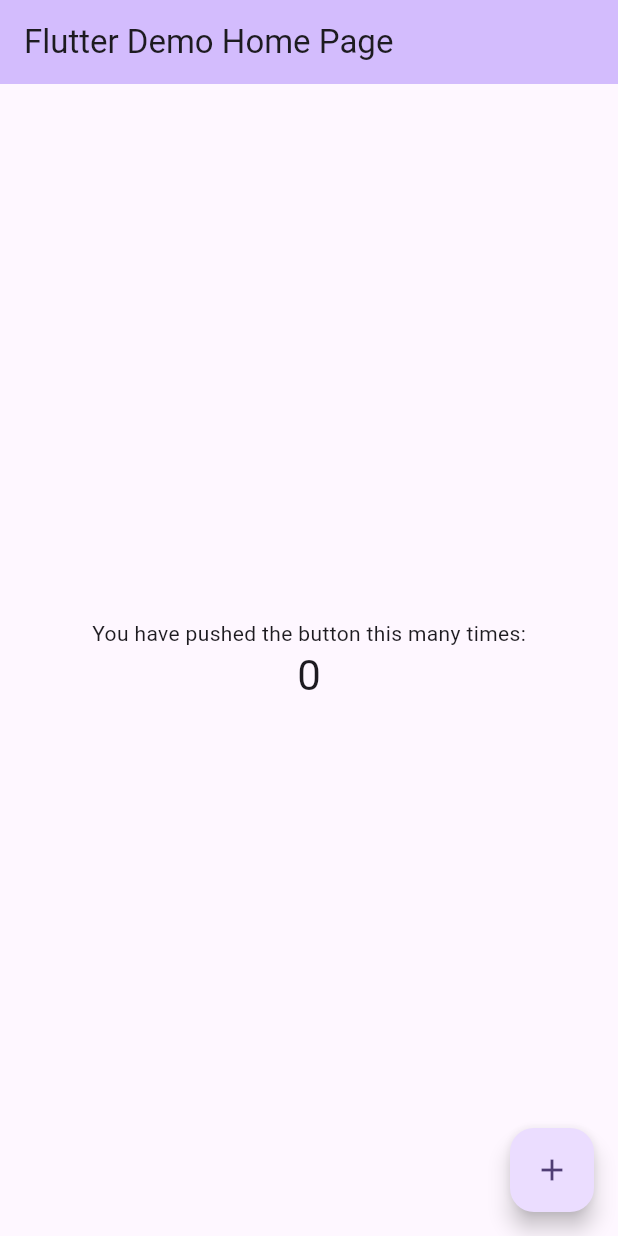
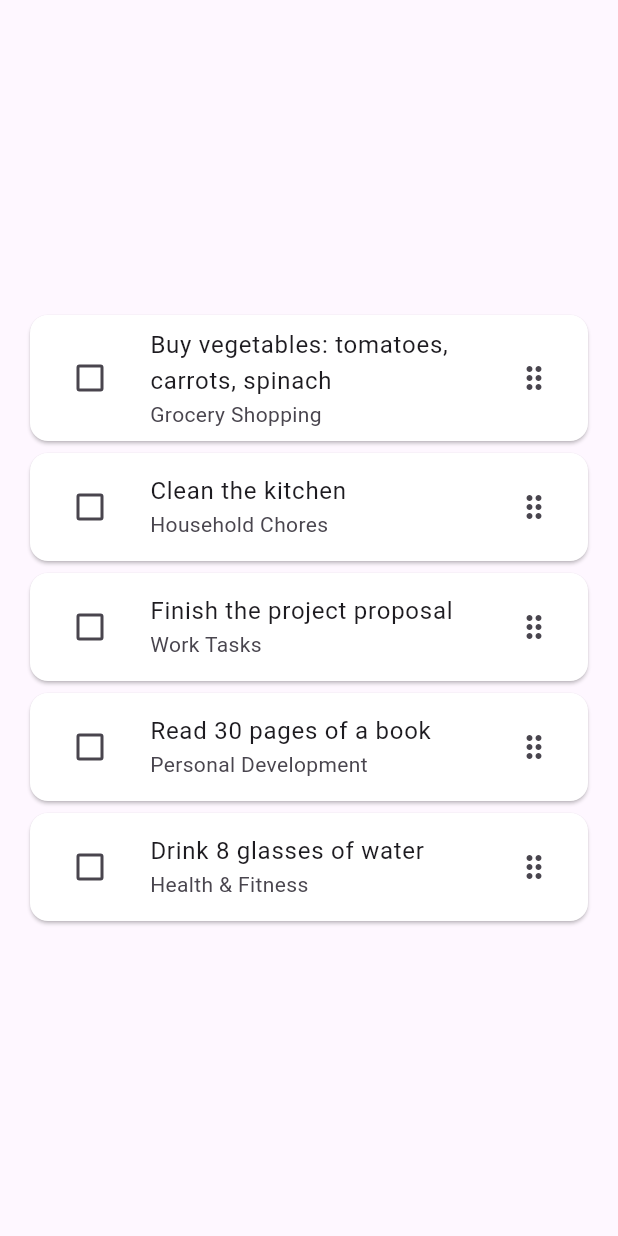
Before and after one commit to reyn-flores/flutter_100_projects, a Flutter app: the screen it shows after launch, on a phone screen of 412 x 824 dp. Run offline on Flutter 3.47's test engine with Material 3 defaults, Android fonts, the phone set to English and light mode, and no system bars.

Commit message:
Reorderable todo list

```diff
--- a/lib/main.dart
+++ b/lib/main.dart
@@ -1,4 +1,7 @@
+import 'dart:ui';
+
 import 'package:flutter/material.dart';
+import 'package:flutter_100_projects/tasks.dart';
 
 void main() {
   runApp(const MyApp());
@@ -7,119 +10,105 @@ void main() {
 class MyApp extends StatelessWidget {
   const MyApp({super.key});
 
-  // This widget is the root of your application.
   @override
   Widget build(BuildContext context) {
     return MaterialApp(
       title: 'Flutter Demo',
       theme: ThemeData(
-        // This is the theme of your application.
-        //
-        // TRY THIS: Try running your application with "flutter run". You'll see
-        // the application has a purple toolbar. Then, without quitting the app,
-        // try changing the seedColor in the colorScheme below to Colors.green
-        // and then invoke "hot reload" (save your changes or press the "hot
-        // reload" button in a Flutter-supported IDE, or press "r" if you used
-        // the command line to start the app).
-        //
-        // Notice that the counter didn't reset back to zero; the application
-        // state is not lost during the reload. To reset the state, use hot
-        // restart instead.
-        //
-        // This works for code too, not just values: Most code changes can be
-        // tested with just a hot reload.
         colorScheme: ColorScheme.fromSeed(seedColor: Colors.deepPurple),
         useMaterial3: true,
       ),
-      home: const MyHomePage(title: 'Flutter Demo Home Page'),
+      home: const ReorderableExample(),
     );
   }
 }
 
-class MyHomePage extends StatefulWidget {
-  const MyHomePage({super.key, required this.title});
-
-  // This widget is the home page of your application. It is stateful, meaning
-  // that it has a State object (defined below) that contains fields that affect
-  // how it looks.
-
-  // This class is the configuration for the state. It holds the values (in this
-  // case the title) provided by the parent (in this case the App widget) and
-  // used by the build method of the State. Fields in a Widget subclass are
-  // always marked "final".
-
-  final String title;
+class ReorderableExample extends StatefulWidget {
+  const ReorderableExample({super.key});
 
   @override
-  State<MyHomePage> createState() => _MyHomePageState();
+  State<ReorderableExample> createState() => _ReorderableExampleState();
 }
 
-class _MyHomePageState extends State<MyHomePage> {
-  int _counter = 0;
-
-  void _incrementCounter() {
-    setState(() {
-      // This call to setState tells the Flutter framework that something has
-      // changed in this State, which causes it to rerun the build method below
-      // so that the display can reflect the updated values. If we changed
-      // _counter without calling setState(), then the build method would not be
-      // called again, and so nothing would appear to happen.
-      _counter++;
-    });
+class _ReorderableExampleState extends State<ReorderableExample> {
+  @override
+  Widget build(BuildContext context) {
+    return Scaffold(
+      body: Center(
+        child: Padding(
+          padding: const EdgeInsets.all(16.0),
+          child: ReorderableListView.builder(
+            shrinkWrap: true,
+            physics: const NeverScrollableScrollPhysics(),
+            itemBuilder: (context, index) {
+              final todoTask = todoList[index];
+              return Card(
+                key: Key(todoTask.id),
+                color: Colors.white,
+                child: ListTile(
+                  leading: Checkbox(
+                    value: todoTask.isCompleted,
+                    onChanged: (value) {
+                      setState(() {
+                        todoList[index] = todoTask.toggleCompleted();
+                      });
+                    },
+                  ),
+                  title: Text(todoTask.task),
+                  subtitle: Text(todoTask.category),
+                  trailing: const Icon(Icons.drag_indicator),
+                ),
+              );
+            },
+            itemCount: todoList.length,
+            onReorder: (oldIndex, newIndex) {
+              setState(() {
+                if (oldIndex < newIndex) {
+                  newIndex -= 1;
+                }
+                final TodoTask item = todoList.removeAt(oldIndex);
+                todoList.insert(newIndex, item);
+              });
+            },
+            proxyDecorator: _proxyDecorator,
+          ),
+        ),
+      ),
+    );
   }
 
-  @override
-  Widget build(BuildContext context) {
-    // This method is rerun every time setState is called, for instance as done
-    // by the _incrementCounter method above.
-    //
-    // The Flutter framework has been optimized to make rerunning build methods
-    // fast, so that you can just rebuild anything that needs updating rather
-    // than having to individually change instances of widgets.
-    return Scaffold(
-      appBar: AppBar(
-        // TRY THIS: Try changing the color here to a specific color (to
-        // Colors.amber, perhaps?) and trigger a hot reload to see the AppBar
-        // change color while the other colors stay the same.
-        backgroundColor: Theme.of(context).colorScheme.inversePrimary,
-        // Here we take the value from the MyHomePage object that was created by
-        // the App.build method, and use it to set our appbar title.
-        title: Text(widget.title),
-      ),
-      body: Center(
-        // Center is a layout widget. It takes a single child and positions it
-        // in the middle of the parent.
-        child: Column(
-          // Column is also a layout widget. It takes a list of children and
-          // arranges them vertically. By default, it sizes itself to fit its
-          // children horizontally, and tries to be as tall as its parent.
-          //
-          // Column has various properties to control how it sizes itself and
-          // how it positions its children. Here we use mainAxisAlignment to
-          // center the children vertically; the main axis here is the vertical
-          // axis because Columns are vertical (the cross axis would be
-          // horizontal).
-          //
-          // TRY THIS: Invoke "debug painting" (choose the "Toggle Debug Paint"
-          // action in the IDE, or press "p" in the console), to see the
-          // wireframe for each widget.
-          mainAxisAlignment: MainAxisAlignment.center,
-          children: <Widget>[
-            const Text(
-              'You have pushed the button this many times:',
+  Widget _proxyDecorator(
+    Widget child,
+    int index,
+    Animation<double> animation,
+  ) {
+    final todoTask = todoList[index];
+    return AnimatedBuilder(
+      animation: animation,
+      builder: (context, child) {
+        final double animValue = Curves.easeInOut.transform(animation.value);
+        final double elevation = lerpDouble(1, 4, animValue)!;
+        final double scale = lerpDouble(1, 1.02, animValue)!;
+        return Transform.scale(
+          scale: scale,
+          child: Card(
+            color: Colors.white,
+            elevation: elevation,
+            child: ListTile(
+              leading: Checkbox(
+                value: todoTask.isCompleted,
+                onChanged: (value) {
+                  // Do nothing
+                },
+              ),
+              title: Text(todoTask.task),
+              subtitle: Text(todoTask.category),
+              trailing: const Icon(Icons.drag_indicator),
             ),
-            Text(
-              '$_counter',
-              style: Theme.of(context).textTheme.headlineMedium,
-            ),
-          ],
-        ),
-      ),
-      floatingActionButton: FloatingActionButton(
-        onPressed: _incrementCounter,
-        tooltip: 'Increment',
-        child: const Icon(Icons.add),
-      ), // This trailing comma makes auto-formatting nicer for build methods.
+          ),
+        );
+      },
+      child: child,
     );
   }
 }
--- /dev/null
+++ b/lib/tasks.dart
@@ -0,0 +1,55 @@
+class TodoTask {
+  String id;
+  String category;
+  String task;
+  bool isCompleted;
+
+  TodoTask({
+    required this.id,
+    required this.category,
+    required this.task,
+    required this.isCompleted,
+  });
+
+  TodoTask toggleCompleted() {
+    return TodoTask(
+      id: id,
+      category: category,
+      task: task,
+      isCompleted: !isCompleted,
+    );
+  }
+}
+
+List<TodoTask> todoList = [
+  TodoTask(
+    id: '1',
+    category: 'Grocery Shopping',
+    task: 'Buy vegetables: tomatoes, carrots, spinach',
+    isCompleted: false,
+  ),
+  TodoTask(
+    id: '2',
+    category: 'Household Chores',
+    task: 'Clean the kitchen',
+    isCompleted: false,
+  ),
+  TodoTask(
+    id: '3',
+    category: 'Work Tasks',
+    task: 'Finish the project proposal',
+    isCompleted: false,
+  ),
+  TodoTask(
+    id: '4',
+    category: 'Personal Development',
+    task: 'Read 30 pages of a book',
+    isCompleted: false,
+  ),
+  TodoTask(
+    id: '5',
+    category: 'Health & Fitness',
+    task: 'Drink 8 glasses of water',
+    isCompleted: false,
+  ),
+];
```
